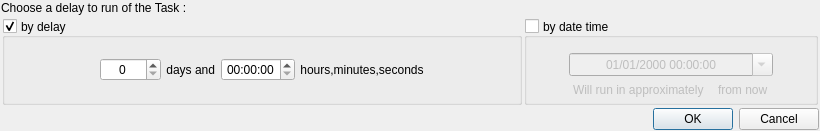
Qt form ui/getDelayDialog.ui (AmirHammouteneEI/ScheduledPasteAndKeys) before a commit.
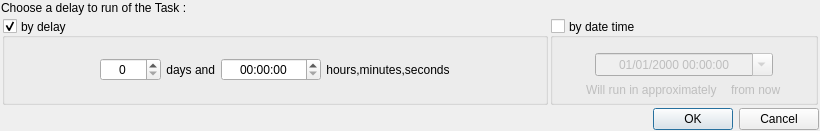
The same form after that commit.

Commit message: Adjustment of spinbox arrows

Patch:
```diff
--- a/ui/getDelayDialog.ui
+++ b/ui/getDelayDialog.ui
@@ -134,6 +134,12 @@
          </item>
          <item>
           <widget class="QTimeEdit" name="timeEdit">
+           <property name="minimumSize">
+            <size>
+             <width>100</width>
+             <height>0</height>
+            </size>
+           </property>
            <property name="alignment">
             <set>Qt::AlignCenter</set>
            </property>
```
The commit also changes 5 other files.
